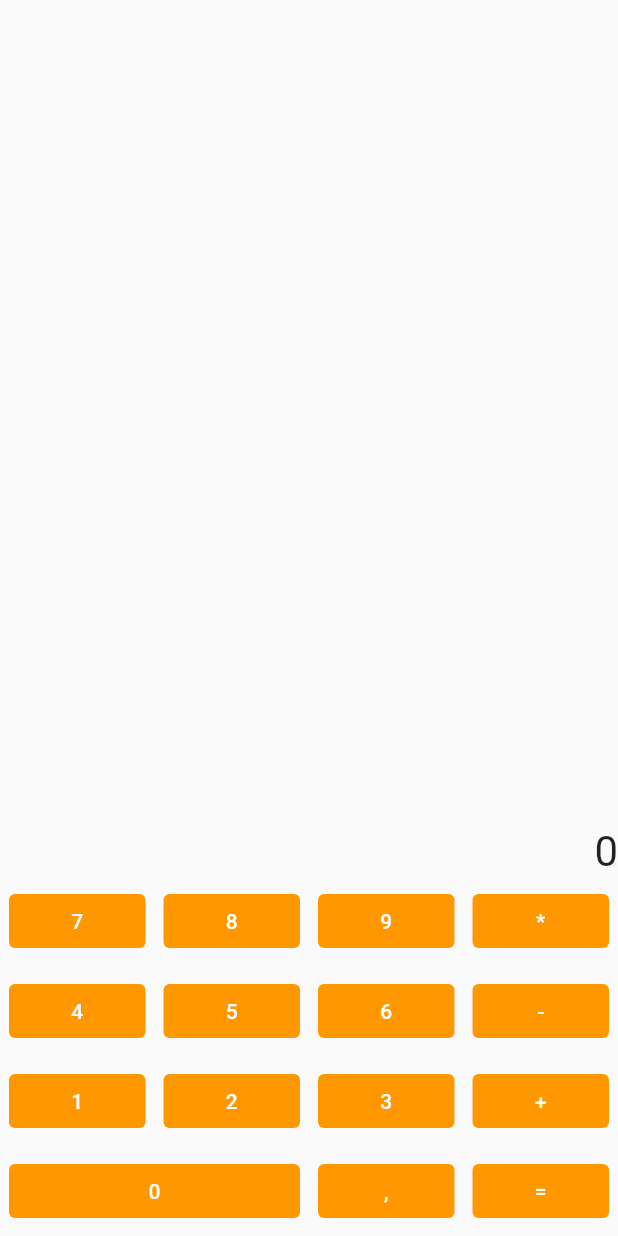
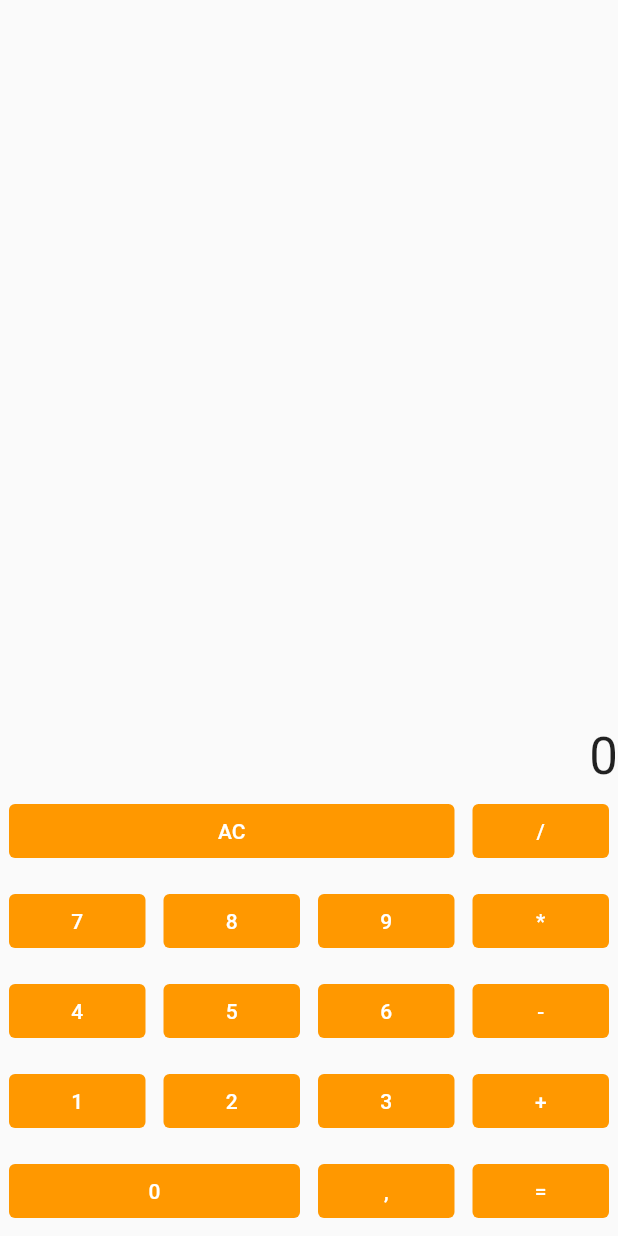
Before and after one commit to ZephirSD/exercice_flutter_siegfried_dallery, a Flutter app: the screen it shows after launch, after a tap on an icon or button, on a phone screen of 412 x 824 dp. Run offline on Flutter 3.47's test engine with Material 2 defaults, Android fonts, the phone set to English and light mode, and no system bars.

Commit message:
Fonctionnalité pour reset l'opération & pour le divisible par zero

```diff
--- a/lib/main.dart
+++ b/lib/main.dart
@@ -45,24 +45,31 @@ class _HomeCalcState extends State<HomeCalc> {
   int total = 0;
   String operation = "";
   String textCalc = "";
-  clickNombre(textValue) {
+
+  // Fonction pour récupérer les nombres de la calculatrice
+  clickNombre(String textValue) {
     setState(() {
       textCalc = textValue;
       if (operation != "") {
-        secondNb = int.parse(textCalc);
-        // print('second${secondNb}');
+        if (total > 0) {
+          premierNb = total;
+          secondNb = int.parse(textCalc);
+        } else {
+          secondNb = int.parse(textCalc);
+        }
       } else {
         premierNb = int.parse(textCalc);
-        // print('premier${premierNb}');
       }
     });
   }
 
+  //Fonction pour ajouter les initier les opérateurs et les calculs
   clickOperator(textValue) {
     setState(() {
       if (textValue != "=") {
         operation = textValue;
       }
+      // Condition pour les opérations
       if (textValue == "=" && operation == "+") {
         total = (premierNb + secondNb);
       } else if (textValue == "=" && operation == "-") {
@@ -70,7 +77,23 @@ class _HomeCalcState extends State<HomeCalc> {
       } else if (textValue == "=" && operation == "*") {
         total = (premierNb * secondNb);
       } else if (textValue == "=" && operation == "/") {
-        total = (premierNb / secondNb) as int;
+        // Lorsqu'on divise par zero
+        if (secondNb > 0) {
+          total = (premierNb / secondNb) as int;
+        } else {
+          textCalc = "Erreur";
+          total = 0;
+        }
+      }
+      // Condition lorsqu'on clique sur "AC"
+      if (textValue == "AC") {
+        premierNb = 0;
+        secondNb = 0;
+        total = 0;
+        textCalc = "";
+        if (operation != "") {
+          operation = "";
+        }
       }
       if (total > 0) {
         textCalc = total.toString();
@@ -81,6 +104,7 @@ class _HomeCalcState extends State<HomeCalc> {
   @override
   Widget build(BuildContext context) {
     return Container(
+      // Boutons de la calculatrice
       child: Column(
         verticalDirection: VerticalDirection.up,
         children: [
@@ -169,10 +193,26 @@ class _HomeCalcState extends State<HomeCalc> {
               ),
             ],
           ),
+          Row(
+            mainAxisAlignment: MainAxisAlignment.spaceAround,
+            mainAxisSize: MainAxisSize.max,
+            children: [
+              ButtonCalc(
+                "AC",
+                funcCal: () => clickOperator("AC"),
+                flex: 3,
+              ),
+              ButtonCalc(
+                "/",
+                funcCal: () => clickOperator("/"),
+              ),
+            ],
+          ),
+          // Affichage du résultat
           Container(
             child: Text(
               textCalc,
-              style: TextStyle(fontSize: 28),
+              style: TextStyle(fontSize: 34),
             ),
             alignment: Alignment(1.0, 1.0),
           ),
```
